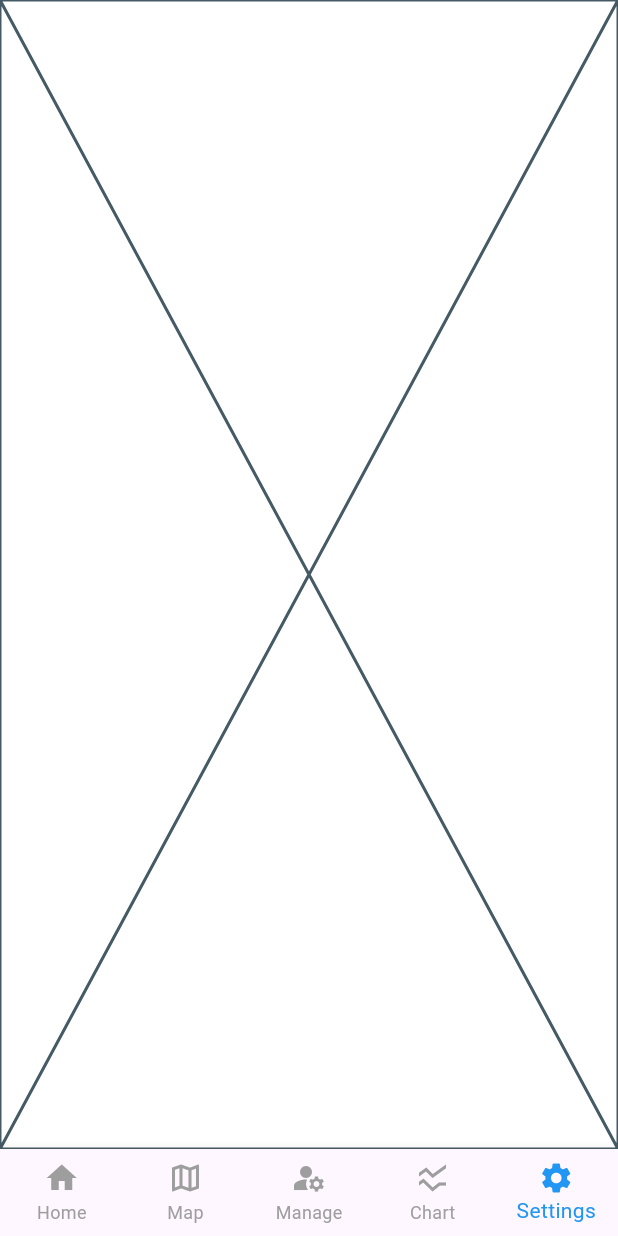
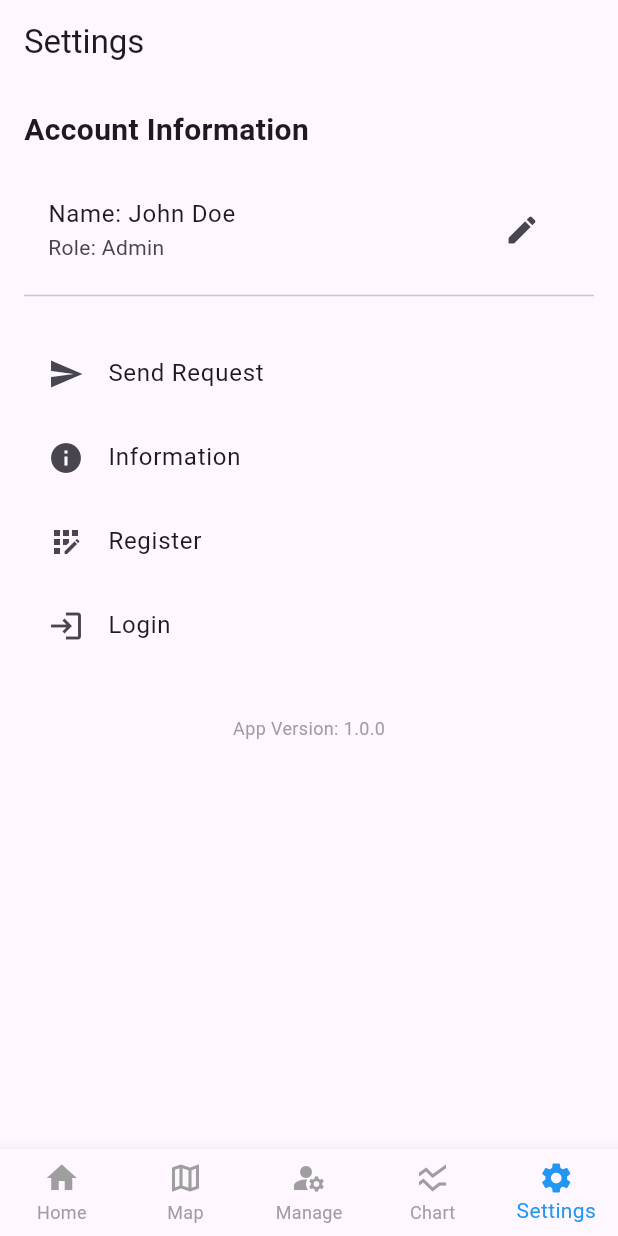
Before and after one commit to kiu-chan/truotlo, a Flutter app: the screen it shows after launch, item 5 of the bottom bar chosen, on a phone screen of 412 x 824 dp. Run offline on Flutter 3.47's test engine with Material 3 defaults, Android fonts, the phone set to English and light mode, and no system bars; our stand-ins replace fl_chart, geolocator; missing offline and left inert: mapbox_gl, postgres; network calls fail.

Commit message:
bổ sung thêm các trang mới

```diff
--- a/lib/src/page/map/elements/map_utils.dart
+++ b/lib/src/page/map/elements/map_utils.dart
@@ -1,5 +1,3 @@
-import 'dart:typed_data';
-
 import 'package:flutter/services.dart';
 import 'package:mapbox_gl/mapbox_gl.dart';
 import 'package:truotlo/src/data/map/district_data.dart';
--- /dev/null
+++ b/lib/src/page/settings/settings_page.dart
@@ -0,0 +1,99 @@
+import 'package:flutter/material.dart';
+import 'package:truotlo/src/page/account/login/login_page.dart';
+import 'package:truotlo/src/page/account/register/register_page.dart';
+import 'package:truotlo/src/page/settings/information_page.dart';
+import 'package:truotlo/src/page/settings/send_request_page.dart';
+
+class SettingsPage extends StatelessWidget {
+  const SettingsPage({Key? key}) : super(key: key);
+
+  @override
+  Widget build(BuildContext context) {
+    return Scaffold(
+      appBar: AppBar(
+        title: const Text('Settings'),
+      ),
+      body: SingleChildScrollView(
+        child: Padding(
+          padding: const EdgeInsets.all(16.0),
+          child: Column(
+            crossAxisAlignment: CrossAxisAlignment.start,
+            children: [
+              // Phần 1: Thông tin tài khoản
+              const Text(
+                'Account Information',
+                style: TextStyle(fontSize: 20, fontWeight: FontWeight.bold),
+              ),
+              const SizedBox(height: 16),
+              ListTile(
+                title: const Text('Name: John Doe'),
+                subtitle: const Text('Role: Admin'),
+                trailing: IconButton(
+                  icon: const Icon(Icons.edit),
+                  onPressed: () {
+                    // TODO: Implement edit functionality
+                  },
+                ),
+              ),
+              const Divider(),
+
+              // Phần 2: Các tùy chọn khác
+              const SizedBox(height: 16),
+              ListTile(
+                leading: const Icon(Icons.send),
+                title: const Text('Send Request'),
+                onTap: () {
+                  Navigator.push(
+                    context,
+                    MaterialPageRoute(
+                        builder: (context) => const SendRequestPage()),
+                  );
+                },
+              ),
+              ListTile(
+                leading: const Icon(Icons.info),
+                title: const Text('Information'),
+                onTap: () {
+                  Navigator.push(
+                    context,
+                    MaterialPageRoute(
+                        builder: (context) => const InformationPage()),
+                  );
+                },
+              ),
+              ListTile(
+                leading: const Icon(Icons.app_registration),
+                title: const Text('Register'),
+                onTap: () {
+                  Navigator.push(
+                    context,
+                    MaterialPageRoute(
+                        builder: (context) => const RegisterPage()),
+                  );
+                },
+              ),
+              ListTile(
+                leading: const Icon(Icons.login),
+                title: const Text('Login'),
+                onTap: () {
+                  Navigator.push(
+                    context,
+                    MaterialPageRoute(builder: (context) => const LoginPage()),
+                  );
+                },
+              ),
+
+              const SizedBox(height: 32),
+              const Center(
+                child: Text(
+                  'App Version: 1.0.0',
+                  style: TextStyle(fontSize: 12, color: Colors.grey),
+                ),
+              ),
+            ],
+          ),
+        ),
+      ),
+    );
+  }
+}
--- a/lib/src/select_page.dart
+++ b/lib/src/select_page.dart
@@ -3,6 +3,7 @@ import 'package:truotlo/src/page/home/home_page.dart';
 import 'package:truotlo/src/page/chart/chart_page.dart';
 import 'package:truotlo/src/page/map/map_page.dart';
 import 'package:truotlo/src/page/mangage/manage_page.dart';
+import 'package:truotlo/src/page/settings/settings_page.dart';
 
 class SelectPage extends StatefulWidget {
   const SelectPage({super.key});
@@ -26,7 +27,7 @@ class SelectPageState extends State<SelectPage> {
       const MapboxPage(),
       const ManagePage(), // Forecast page placeholder
       const ChartPage(),
-      const Placeholder(), // Settings page placeholder
+      const SettingsPage(), // Settings page placeholder
     ];
     return Scaffold(
         body: AnimatedSwitcher(
```
Also changed, not shown: lib/src/page/account/login/login_page.dart (added, +76 -0 lines), lib/src/page/account/register/register_page.dart (added, +93 -0 lines), lib/src/page/home/elements/landslide_forecast_card.dart (+4 -4 lines), lib/src/page/settings/information_page.dart (added, +61 -0 lines), lib/src/page/settings/send_request_page.dart (added, +124 -0 lines).
